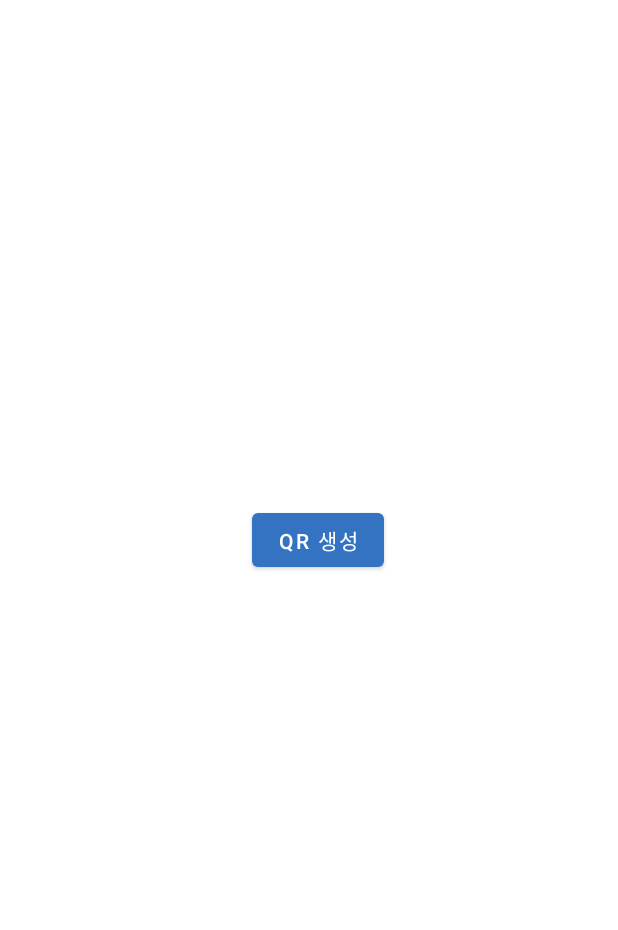
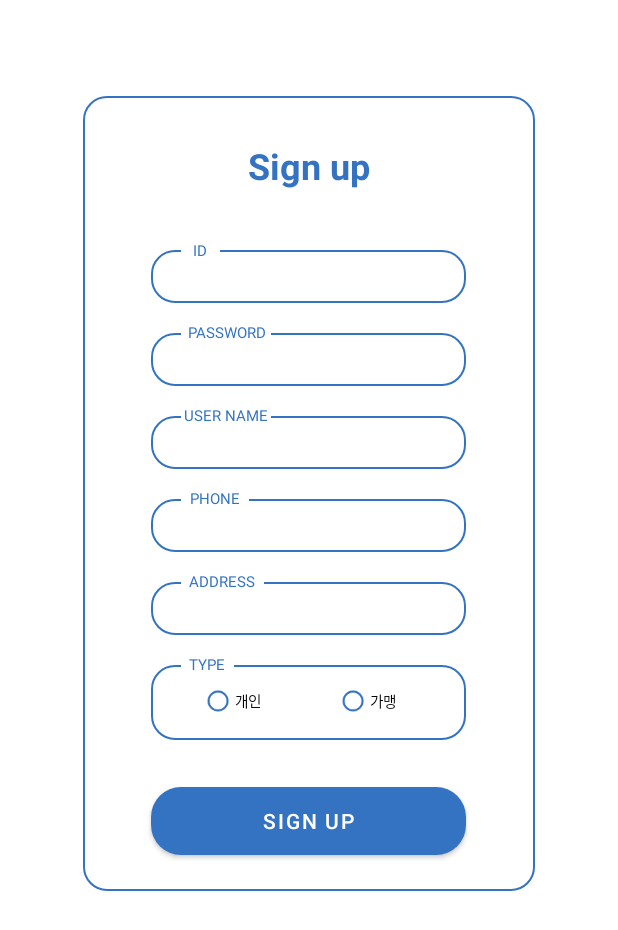
Before and after one commit to jilpoom/echOzone_android, an Android app: the screen it shows after launch (MainActivity2 before the commit, join after it), on a phone screen of 412 x 824 dp. Shown: the top 930 px of the screen. Run offline under Robolectric (Android 15) with nearby library versions, the light colour scheme and no system bars.

Commit message:
현지 - 로그인/회원가입 페이지

```diff
--- a/app/build.gradle
+++ b/app/build.gradle
@@ -25,6 +25,9 @@ android {
         sourceCompatibility JavaVersion.VERSION_1_8
         targetCompatibility JavaVersion.VERSION_1_8
     }
+    buildFeatures {
+        viewBinding true
+    }
 }
 
 dependencies {
@@ -32,6 +35,9 @@ dependencies {
     implementation 'androidx.appcompat:appcompat:1.4.1'
     implementation 'com.google.android.material:material:1.6.0'
     implementation 'androidx.constraintlayout:constraintlayout:2.1.3'
+    implementation 'androidx.annotation:annotation:1.2.0'
+    implementation 'androidx.lifecycle:lifecycle-livedata-ktx:2.3.1'
+    implementation 'androidx.lifecycle:lifecycle-viewmodel-ktx:2.3.1'
     testImplementation 'junit:junit:4.13.2'
     androidTestImplementation 'androidx.test.ext:junit:1.1.3'
     androidTestImplementation 'androidx.test.espresso:espresso-core:3.4.0'
--- /dev/null
+++ b/app/src/main/java/com/example/echozone_project1/join.java
@@ -0,0 +1,14 @@
+package com.example.echozone_project1;
+
+import androidx.appcompat.app.AppCompatActivity;
+
+import android.os.Bundle;
+
+public class join extends AppCompatActivity {
+
+    @Override
+    protected void onCreate(Bundle savedInstanceState) {
+        super.onCreate(savedInstanceState);
+        setContentView(R.layout.activity_join);
+    }
+}
--- /dev/null
+++ b/app/src/main/res/drawable/ic_baseline_lock_24.xml
@@ -0,0 +1,5 @@
+<vector android:height="24dp" android:tint="#3473C2"
+    android:viewportHeight="24" android:viewportWidth="24"
+    android:width="24dp" xmlns:android="http://schemas.android.com/apk/res/android">
+    <path android:fillColor="@android:color/white" android:pathData="M18,8h-1L17,6c0,-2.76 -2.24,-5 -5,-5S7,3.24 7,6v2L6,8c-1.1,0 -2,0.9 -2,2v10c0,1.1 0.9,2 2,2h12c1.1,0 2,-0.9 2,-2L20,10c0,-1.1 -0.9,-2 -2,-2zM12,17c-1.1,0 -2,-0.9 -2,-2s0.9,-2 2,-2 2,0.9 2,2 -0.9,2 -2,2zM15.1,8L8.9,8L8.9,6c0,-1.71 1.39,-3.1 3.1,-3.1 1.71,0 3.1,1.39 3.1,3.1v2z"/>
+</vector>
--- /dev/null
+++ b/app/src/main/res/drawable/layout_border.xml
@@ -0,0 +1,15 @@
+<?xml version="1.0" encoding="utf-8"?>
+<shape xmlns:android="http://schemas.android.com/apk/res/android"
+    android:padding="10dp"
+    android:shape="rectangle">
+
+    <stroke android:width="1dp"
+        android:color="@color/blue"/>
+
+
+    <corners
+        android:topLeftRadius="15dp"
+        android:topRightRadius="15dp"
+        android:bottomLeftRadius="15dp"
+        android:bottomRightRadius="15dp"/>
+</shape>
--- /dev/null
+++ b/app/src/main/res/layout/activity_join.xml
@@ -0,0 +1,260 @@
+<?xml version="1.0" encoding="utf-8"?>
+<androidx.constraintlayout.widget.ConstraintLayout xmlns:android="http://schemas.android.com/apk/res/android"
+    xmlns:app="http://schemas.android.com/apk/res-auto"
+    xmlns:tools="http://schemas.android.com/tools"
+    android:layout_width="match_parent"
+    android:layout_height="match_parent"
+    tools:context=".join">
+
+    <androidx.constraintlayout.widget.ConstraintLayout
+        android:layout_width="301dp"
+        android:layout_height="530dp"
+        android:layout_marginTop="64dp"
+        android:background="@drawable/layout_border"
+        app:layout_constraintEnd_toEndOf="parent"
+        app:layout_constraintStart_toStartOf="parent"
+        app:layout_constraintTop_toTopOf="parent">
+
+        <TextView
+            android:id="@+id/textView8"
+            android:layout_width="wrap_content"
+            android:layout_height="wrap_content"
+            android:layout_marginTop="30dp"
+            android:text="Sign up"
+            android:textColor="@color/blue"
+            android:textSize="24sp"
+            android:textStyle="bold"
+            app:layout_constraintEnd_toEndOf="parent"
+            app:layout_constraintStart_toStartOf="parent"
+            app:layout_constraintTop_toTopOf="parent" />
+
+        <Button
+            android:id="@+id/button2"
+            android:layout_width="210dp"
+            android:layout_height="45dp"
+            android:layout_marginBottom="24dp"
+            android:background="@drawable/button_round"
+            android:elevation="20dp"
+            android:text="sign up"
+            app:layout_constraintBottom_toBottomOf="parent"
+            app:layout_constraintEnd_toEndOf="parent"
+            app:layout_constraintHorizontal_bias="0.494"
+            app:layout_constraintStart_toStartOf="parent" />
+
+        <EditText
+            android:id="@+id/editTextTextPersonName4"
+            android:layout_width="210dp"
+            android:layout_height="35dp"
+            android:layout_marginTop="40dp"
+            android:background="@drawable/layout_border"
+            android:ems="10"
+            android:inputType="textPersonName"
+            android:paddingLeft="15dp"
+            android:textSize="12sp"
+            app:layout_constraintEnd_toEndOf="parent"
+            app:layout_constraintHorizontal_bias="0.494"
+            app:layout_constraintStart_toStartOf="parent"
+            app:layout_constraintTop_toBottomOf="@+id/textView8" />
+
+        <EditText
+            android:id="@+id/editTextTextPersonName6"
+            android:layout_width="210dp"
+            android:layout_height="35dp"
+            android:layout_marginTop="20dp"
+            android:background="@drawable/layout_border"
+            android:ems="10"
+            android:inputType="textPersonName"
+            android:paddingLeft="15dp"
+            android:textSize="12sp"
+            app:layout_constraintEnd_toEndOf="@+id/editTextTextPersonName5"
+            app:layout_constraintHorizontal_bias="0.0"
+            app:layout_constraintStart_toStartOf="@+id/editTextTextPersonName5"
+            app:layout_constraintTop_toBottomOf="@+id/editTextTextPersonName5" />
+
+        <EditText
+            android:id="@+id/editTextTextPersonName7"
+            android:layout_width="210dp"
+            android:layout_height="35dp"
+            android:layout_marginTop="20dp"
+            android:background="@drawable/layout_border"
+            android:ems="10"
+            android:inputType="textPersonName"
+            android:paddingLeft="15dp"
+            android:textSize="12sp"
+            app:layout_constraintEnd_toEndOf="@+id/editTextTextPersonName6"
+            app:layout_constraintHorizontal_bias="0.0"
+            app:layout_constraintStart_toStartOf="@+id/editTextTextPersonName6"
+            app:layout_constraintTop_toBottomOf="@+id/editTextTextPersonName6" />
+
+        <EditText
+            android:id="@+id/editTextTextPersonName3"
+            android:layout_width="210dp"
+            android:layout_height="35dp"
+            android:layout_marginTop="20dp"
+            android:background="@drawable/layout_border"
+            android:ems="10"
+            android:inputType="textPersonName"
+            android:paddingLeft="15dp"
+            android:textSize="12sp"
+            app:layout_constraintEnd_toEndOf="@+id/editTextTextPersonName4"
+            app:layout_constraintStart_toStartOf="@+id/editTextTextPersonName4"
+            app:layout_constraintTop_toBottomOf="@+id/editTextTextPersonName4" />
+
+        <EditText
+            android:id="@+id/editTextTextPersonName5"
+            android:layout_width="210dp"
+            android:layout_height="35dp"
+            android:layout_marginTop="20dp"
+            android:background="@drawable/layout_border"
+            android:ems="10"
+            android:inputType="textPersonName"
+            android:paddingLeft="15dp"
+            android:textSize="12sp"
+            app:layout_constraintEnd_toEndOf="@+id/editTextTextPersonName3"
+            app:layout_constraintHorizontal_bias="0.0"
+            app:layout_constraintStart_toStartOf="@+id/editTextTextPersonName3"
+            app:layout_constraintTop_toBottomOf="@+id/editTextTextPersonName3" />
+
+        <TextView
+            android:id="@+id/textView14"
+            android:layout_width="26dp"
+            android:layout_height="15dp"
+            android:layout_marginStart="20dp"
+            android:layout_marginTop="95dp"
+            android:background="@color/white"
+            android:gravity="center"
+            android:text="ID"
+            android:textAlignment="gravity"
+            android:textColor="@color/blue"
+            android:textSize="10sp"
+            app:layout_constraintStart_toStartOf="@+id/editTextTextPersonName4"
+            app:layout_constraintTop_toTopOf="parent" />
+
+        <TextView
+            android:id="@+id/textView17"
+            android:layout_width="60dp"
+            android:layout_height="15dp"
+            android:layout_marginStart="20dp"
+            android:layout_marginTop="12dp"
+            android:background="@color/white"
+            android:gravity="center"
+            android:text="PASSWORD"
+            android:textAlignment="gravity"
+            android:textColor="@color/blue"
+            android:textSize="10sp"
+            app:layout_constraintStart_toStartOf="@+id/editTextTextPersonName3"
+            app:layout_constraintTop_toBottomOf="@+id/editTextTextPersonName4" />
+
+        <TextView
+            android:id="@+id/textView18"
+            android:layout_width="60dp"
+            android:layout_height="15dp"
+            android:layout_marginStart="20dp"
+            android:layout_marginTop="12dp"
+            android:background="@color/white"
+            android:gravity="center"
+            android:text="USER NAME"
+            android:textAlignment="gravity"
+            android:textColor="@color/blue"
+            android:textSize="10sp"
+            app:layout_constraintStart_toStartOf="@+id/editTextTextPersonName5"
+            app:layout_constraintTop_toBottomOf="@+id/editTextTextPersonName3" />
+
+        <TextView
+            android:id="@+id/textView19"
+            android:layout_width="45dp"
+            android:layout_height="15dp"
+            android:layout_marginStart="20dp"
+            android:layout_marginTop="12dp"
+            android:background="@color/white"
+            android:gravity="center"
+            android:text="PHONE"
+            android:textAlignment="gravity"
+            android:textColor="@color/blue"
+            android:textSize="10sp"
+            app:layout_constraintStart_toStartOf="@+id/editTextTextPersonName6"
+            app:layout_constraintTop_toBottomOf="@+id/editTextTextPersonName5" />
+
+        <TextView
+            android:id="@+id/textView20"
+            android:layout_width="55dp"
+            android:layout_height="15dp"
+            android:layout_marginStart="20dp"
+            android:layout_marginTop="12dp"
+            android:background="@color/white"
+            android:gravity="center"
+            android:text="ADDRESS"
+            android:textAlignment="gravity"
+            android:textColor="@color/blue"
+            android:textSize="10sp"
+            app:layout_constraintStart_toStartOf="@+id/editTextTextPersonName7"
+            app:layout_constraintTop_toBottomOf="@+id/editTextTextPersonName6" />
+
+        <RadioGroup
+            android:id="@+id/radioGroup2"
+            android:layout_width="wrap_content"
+            android:layout_height="wrap_content"
+            android:orientation="horizontal"
+            tools:layout_editor_absoluteX="96dp"
+            tools:layout_editor_absoluteY="392dp">
+
+        </RadioGroup>
+
+        <LinearLayout
+            android:id="@+id/linearLayout2"
+            android:layout_width="210dp"
+            android:layout_height="50dp"
+            android:layout_marginTop="20dp"
+            android:background="@drawable/layout_border"
+            android:orientation="vertical"
+            android:paddingLeft="20dp"
+            android:paddingRight="10dp"
+            app:layout_constraintEnd_toEndOf="@+id/editTextTextPersonName7"
+            app:layout_constraintStart_toStartOf="@+id/editTextTextPersonName7"
+            app:layout_constraintTop_toBottomOf="@+id/editTextTextPersonName7">
+
+            <RadioGroup
+                android:layout_width="match_parent"
+                android:layout_height="match_parent"
+                android:orientation="horizontal">
+
+                <RadioButton
+                    android:id="@+id/radioButton15"
+                    android:layout_width="wrap_content"
+                    android:layout_height="wrap_content"
+                    android:layout_weight="1"
+                    android:buttonTint="@color/blue"
+                    android:scaleX="0.70"
+                    android:scaleY="0.70"
+                    android:text="개인" />
+
+                <RadioButton
+                    android:id="@+id/radioButton16"
+                    android:layout_width="wrap_content"
+                    android:layout_height="wrap_content"
+                    android:layout_weight="1"
+                    android:buttonTint="@color/blue"
+                    android:scaleX="0.70"
+                    android:scaleY="0.70"
+                    android:text="가맹" />
+            </RadioGroup>
+        </LinearLayout>
+
+        <TextView
+            android:id="@+id/textView22"
+            android:layout_width="35dp"
+            android:layout_height="15dp"
+            android:layout_marginStart="20dp"
+            android:layout_marginTop="12dp"
+            android:background="@color/white"
+            android:gravity="center"
+            android:text="TYPE"
+            android:textAlignment="gravity"
+            android:textColor="@color/blue"
+            android:textSize="10sp"
+            app:layout_constraintStart_toStartOf="@+id/linearLayout2"
+            app:layout_constraintTop_toBottomOf="@+id/editTextTextPersonName7" />
+
+    </androidx.constraintlayout.widget.ConstraintLayout>
+
+</androidx.constraintlayout.widget.ConstraintLayout>
--- /dev/null
+++ b/app/src/main/res/values-land/dimens.xml
@@ -0,0 +1,3 @@
+<resources>
+ <dimen name="activity_horizontal_margin">48dp</dimen>
+</resources>
--- /dev/null
+++ b/app/src/main/res/values-w1240dp/dimens.xml
@@ -0,0 +1,3 @@
+<resources>
+ <dimen name="activity_horizontal_margin">200dp</dimen>
+</resources>
--- /dev/null
+++ b/app/src/main/res/values-w600dp/dimens.xml
@@ -0,0 +1,3 @@
+<resources>
+ <dimen name="activity_horizontal_margin">48dp</dimen>
+</resources>
--- /dev/null
+++ b/app/src/main/res/values/dimens.xml
@@ -0,0 +1,5 @@
+<resources>
+    <!-- Default screen margins, per the Android Design guidelines. -->
+ <dimen name="activity_horizontal_margin">16dp</dimen>
+ <dimen name="activity_vertical_margin">16dp</dimen>
+</resources>
```
Also changed, not shown: app/src/main/AndroidManifest.xml (+12 -6 lines), app/src/main/java/com/example/echozone_project1/login.java (added, +14 -0 lines), app/src/main/res/drawable/custom_checkbox.xml (added, +10 -0 lines), app/src/main/res/layout/activity_login.xml (added, +109 -0 lines), app/src/main/res/values/strings.xml (+9 -0 lines).
